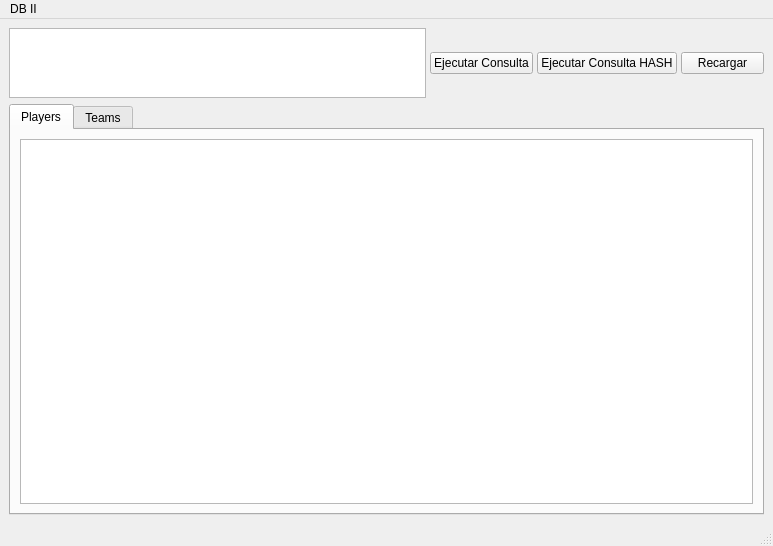
Old version of the form InterfazGrafica/ProyectoInterfaz/mainwindow.ui in the repository christianledgard/proyecto-DB2.
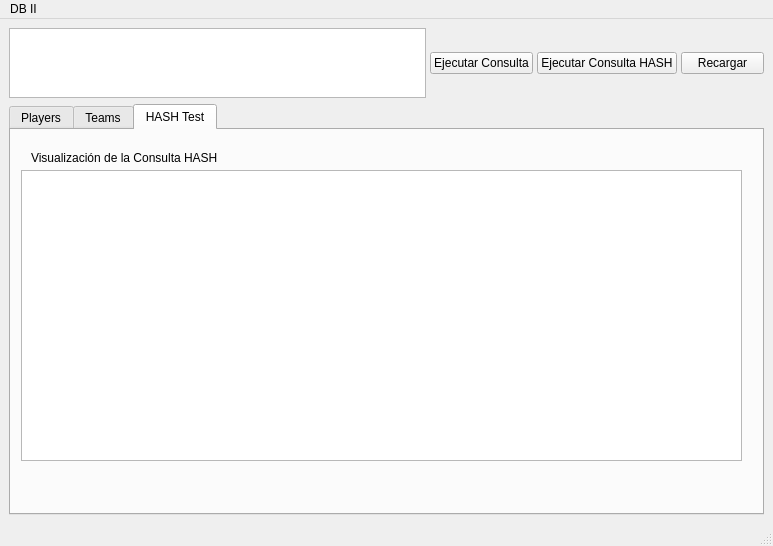
New version of the form.

```diff
--- a/InterfazGrafica/ProyectoInterfaz/mainwindow.ui
+++ b/InterfazGrafica/ProyectoInterfaz/mainwindow.ui
@@ -63,7 +63,7 @@
       <item>
        <widget class="QTabWidget" name="tabWidget">
         <property name="currentIndex">
-         <number>0</number>
+         <number>2</number>
         </property>
         <property name="tabBarAutoHide">
          <bool>false</bool>
@@ -88,6 +88,37 @@
           </item>
          </layout>
         </widget>
+        <widget class="QWidget" name="hashPage">
+         <attribute name="title">
+          <string>HASH Test</string>
+         </attribute>
+         <widget class="QPlainTextEdit" name="consultaHashOut">
+          <property name="geometry">
+           <rect>
+            <x>10</x>
+            <y>40</y>
+            <width>721</width>
+            <height>291</height>
+           </rect>
+          </property>
+          <property name="readOnly">
+           <bool>true</bool>
+          </property>
+         </widget>
+         <widget class="QLabel" name="label">
+          <property name="geometry">
+           <rect>
+            <x>20</x>
+            <y>20</y>
+            <width>231</width>
+            <height>16</height>
+           </rect>
+          </property>
+          <property name="text">
+           <string>Visualización de la Consulta HASH</string>
+          </property>
+         </widget>
+        </widget>
        </widget>
       </item>
      </layout>
```
